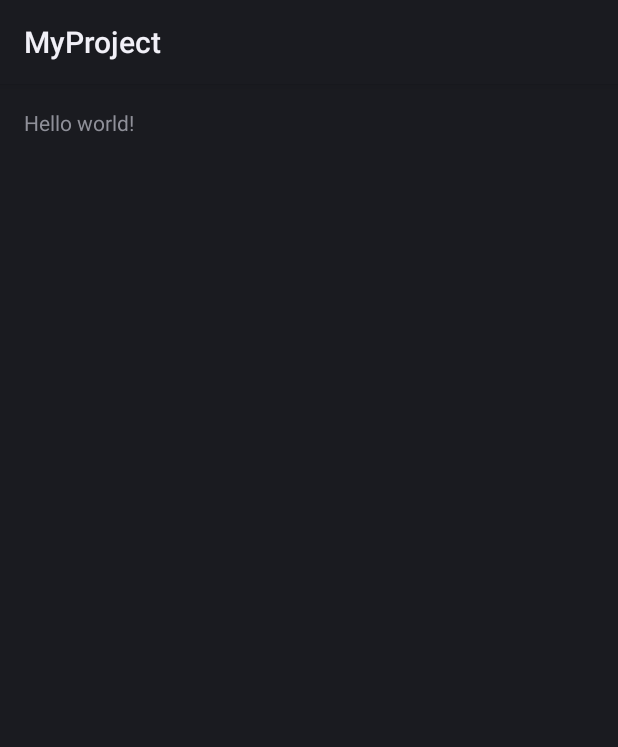
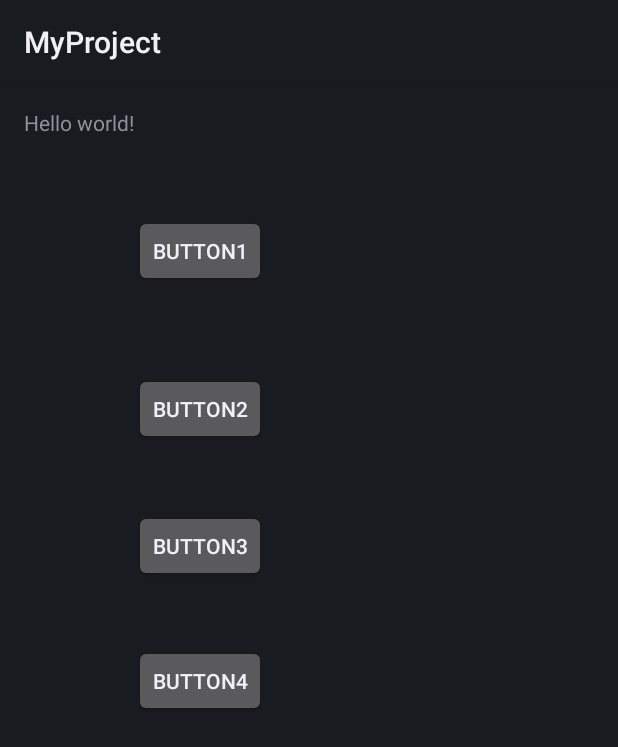
Before and after one commit to umashankar-daffo/MyProject, an Android app: the screen it shows after launch (MainActivity), on a phone screen of 412 x 824 dp. Shown: the top 747 px of the screen. Run offline under Robolectric (Android 15) with nearby library versions, the phone set to English and light mode, and no system bars.

Commit message:
button added

```diff
--- a/app/src/main/java/com/android/myproject/MainActivity.java
+++ b/app/src/main/java/com/android/myproject/MainActivity.java
@@ -2,9 +2,14 @@ package com.android.myproject;
 
 import android.app.Activity;
 import android.os.Bundle;
+import android.view.View;
+import android.widget.Button;
+import android.widget.Toast;
 
 
-public class MainActivity extends Activity {
+public class MainActivity extends Activity implements View.OnClickListener{
+
+    String name[]  ={"Uma","Neeraj","Asha"};
 
     @Override
     protected void onCreate(Bundle savedInstanceState) {
@@ -12,8 +17,40 @@ public class MainActivity extends Activity {
         setContentView(R.layout.activity_main);
         System.out.println("Run dsfdsfg");
         System.out.println("print");
+        Button b = (Button)findViewById(R.id.button);
+        b.setOnClickListener(this);
+        Button b2 = (Button)findViewById(R.id.button2);
+        b2.setOnClickListener(this);
+        Button b3 = (Button)findViewById(R.id.button3);
+        b3.setOnClickListener(this);
+        Button b4 = (Button)findViewById(R.id.button4);
+        b4.setOnClickListener(this);
 
     }
 
 
+    @Override
+    public void onClick(View view) {
+        switch (view.getId()){
+            case R.id.button:
+                Toast.makeText(this,name[0],Toast.LENGTH_LONG);
+                break;
+            case R.id.button2:
+                Toast.makeText(this,name[1],Toast.LENGTH_LONG);
+                break;
+            case R.id.button3:
+                Toast.makeText(this,name[2],Toast.LENGTH_LONG);
+                break;
+            case R.id.button4:
+                Toast.makeText(this,name[3],Toast.LENGTH_LONG);
+                break;
+
+
+
+
+
+        }
+
+
+    }
 }
--- a/app/src/main/res/layout/activity_main.xml
+++ b/app/src/main/res/layout/activity_main.xml
@@ -6,6 +6,48 @@
     android:paddingBottom="@dimen/activity_vertical_margin" tools:context=".MainActivity">
 
     <TextView android:text="@string/hello_world" android:layout_width="wrap_content"
-        android:layout_height="wrap_content" />
+        android:layout_height="wrap_content"
+        android:id="@+id/textView" />
+
+    <Button
+        android:layout_width="wrap_content"
+        android:layout_height="wrap_content"
+        android:text="button1"
+        android:id="@+id/button"
+        android:layout_below="@+id/textView"
+        android:layout_toRightOf="@+id/textView"
+        android:layout_toEndOf="@+id/textView"
+        android:layout_marginTop="52dp" />
+
+    <Button
+        android:layout_width="wrap_content"
+        android:layout_height="wrap_content"
+        android:text="button2"
+        android:id="@+id/button2"
+        android:layout_below="@+id/button"
+        android:layout_alignRight="@+id/button"
+        android:layout_alignEnd="@+id/button"
+        android:layout_marginTop="57dp" />
+
+    <Button
+        android:layout_width="wrap_content"
+        android:layout_height="wrap_content"
+        android:text="button3"
+        android:id="@+id/button3"
+        android:layout_below="@+id/button2"
+        android:layout_alignLeft="@+id/button2"
+        android:layout_alignStart="@+id/button2"
+        android:layout_marginTop="43dp" />
+
+    <Button
+        android:layout_width="wrap_content"
+        android:layout_height="wrap_content"
+        android:text="button4"
+        android:id="@+id/button4"
+        android:layout_below="@+id/button3"
+        android:layout_toRightOf="@+id/textView"
+        android:layout_toEndOf="@+id/textView"
+        android:layout_marginTop="42dp" />
+
 
 </RelativeLayout>
```
